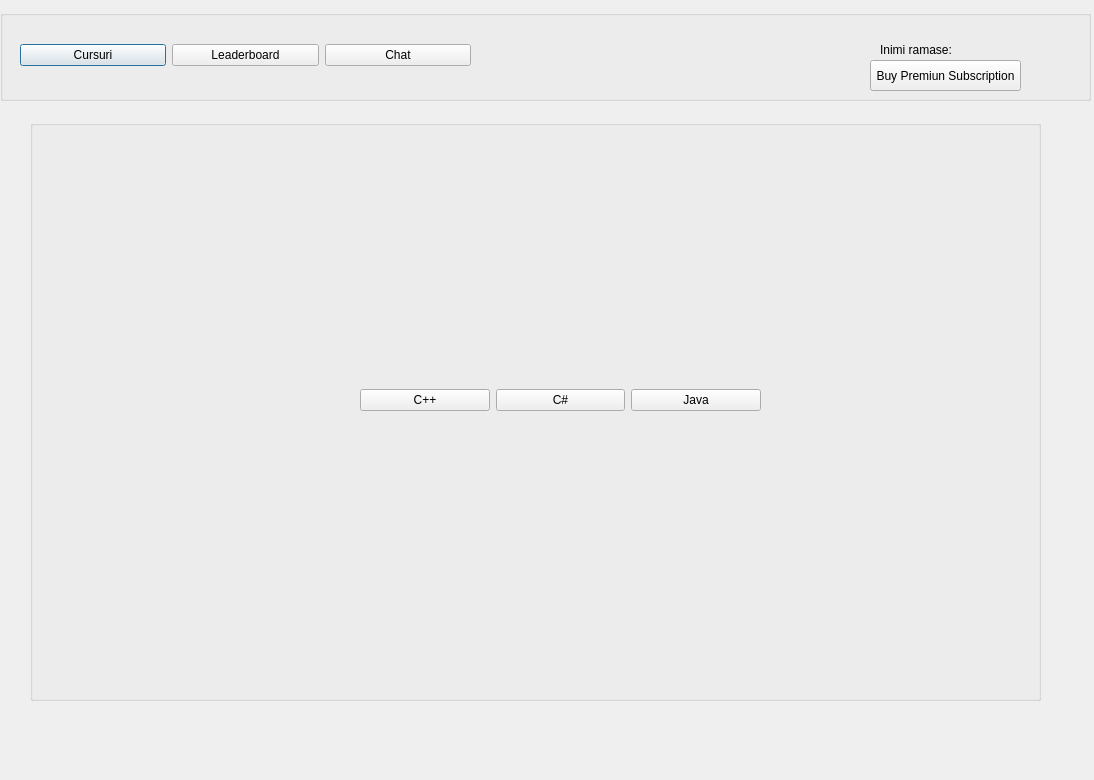
Above: ClientSide/startmenuwindow.ui from VladuceanuTudor/CODE-BUDDY before the change. Below: the same form after it.
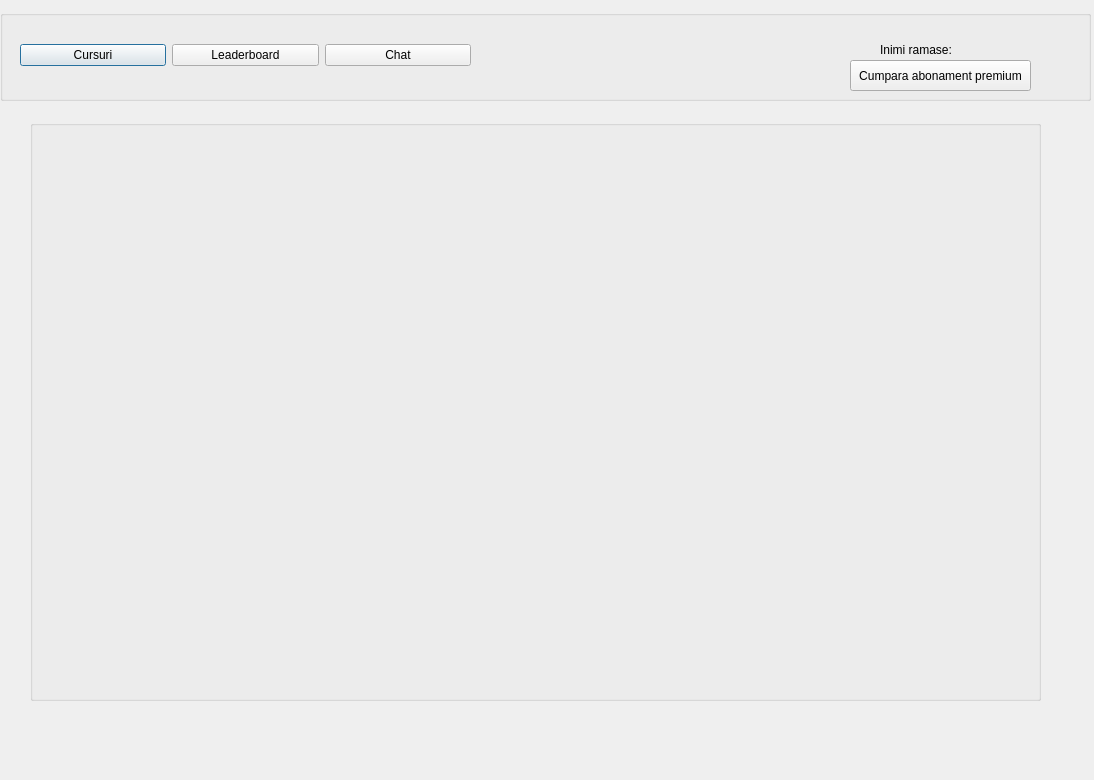
That is the form after the change.

```diff
--- a/ClientSide/startmenuwindow.ui
+++ b/ClientSide/startmenuwindow.ui
@@ -63,7 +63,7 @@
      <rect>
       <x>970</x>
       <y>30</y>
-      <width>16</width>
+      <width>41</width>
       <height>20</height>
      </rect>
     </property>
@@ -87,7 +87,7 @@
    <widget class="QLabel" name="imagine_inima">
     <property name="geometry">
      <rect>
-      <x>980</x>
+      <x>990</x>
       <y>20</y>
       <width>51</width>
       <height>41</height>
@@ -100,9 +100,9 @@
    <widget class="QPushButton" name="pushButton_7">
     <property name="geometry">
      <rect>
-      <x>870</x>
+      <x>850</x>
       <y>50</y>
-      <width>151</width>
+      <width>181</width>
       <height>31</height>
      </rect>
     </property>
@@ -110,7 +110,7 @@
      <string notr="true"/>
     </property>
     <property name="text">
-     <string>Buy Premiun Subscription</string>
+     <string>Cumpara abonament premium</string>
     </property>
    </widget>
   </widget>
@@ -136,7 +136,7 @@
      </rect>
     </property>
     <property name="currentIndex">
-     <number>0</number>
+     <number>3</number>
     </property>
     <widget class="QWidget" name="ChoicePage">
      <widget class="QWidget" name="layoutWidget">
@@ -189,6 +189,7 @@
       </property>
      </widget>
     </widget>
+    <widget class="QWidget" name="ChatPage"/>
    </widget>
   </widget>
  </widget>
```
